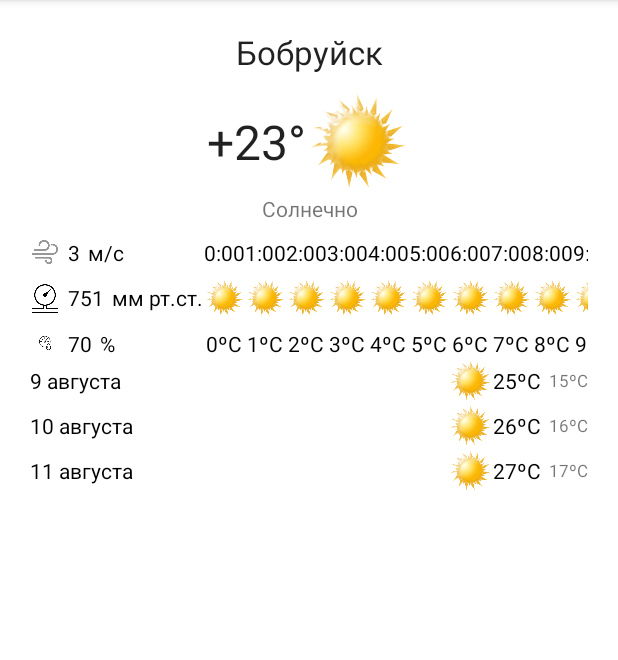
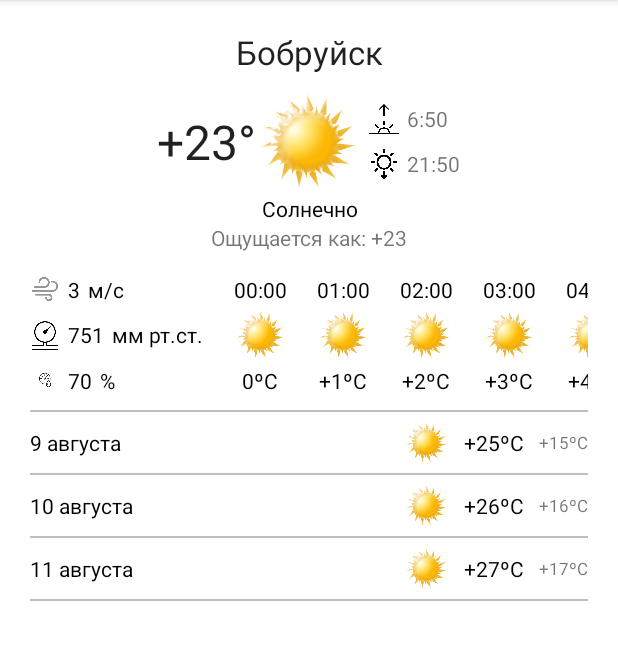
Before and after one commit to beloshapkazhenya/Weather, an Android app: the screen it shows after launch (MainActivity), on a phone screen of 412 x 824 dp, the part 84-744 px from its top. Run offline under Robolectric (Android 15) with nearby library versions, the phone set to English and light mode, and no system bars.

Commit message:
View Creator

```diff
--- a/app/src/main/AndroidManifest.xml
+++ b/app/src/main/AndroidManifest.xml
@@ -1,6 +1,8 @@
 <?xml version="1.0" encoding="utf-8"?>
 <manifest xmlns:android="http://schemas.android.com/apk/res/android"
     package="com.example.weather">
+
+    <uses-permission android:name="android.permission.INTERNET"/>
 
     <application
         android:allowBackup="true"
--- a/app/src/main/java/com/example/weather/MainActivity.java
+++ b/app/src/main/java/com/example/weather/MainActivity.java
@@ -2,6 +2,8 @@ package com.example.weather;
 
 import androidx.appcompat.app.AppCompatActivity;
 
+import android.app.Activity;
+import android.content.Context;
 import android.os.Bundle;
 import android.view.View;
 import android.widget.ImageView;
@@ -18,44 +20,16 @@ public class MainActivity extends AppCompatActivity {
         final LinearLayout hourInformationLayout = findViewById(R.id.hour_information_layout);
         int currentIcon = R.drawable.test_icon;
 
-        for (int x = 0; x < 24; x++) {
-            hourInformationLayout.addView(createHourInformationLayout(x, x, currentIcon));
+        for (int x = 0; x < 25; x++) {
+            hourInformationLayout.addView(ViewCreator.createHourInformationLayout(x, x, currentIcon, hourInformationLayout, this));
         }
 
         final LinearLayout dayInformationLayout = findViewById(R.id.day_information_layout);
         for (int x = 0; x < 3; x++) {
-            dayInformationLayout.addView(createDayInformationLayout(x + 9, x + 25, x + 15, currentIcon));
+            dayInformationLayout.addView(ViewCreator.createDayInformationLayout(x + 9, x + 25, x + 15, currentIcon, dayInformationLayout, this));
         }
 
     }
 
 
-    public View createHourInformationLayout(int hour, int temperature, int icon) {
-        final View hourWeatherView = getLayoutInflater().inflate(R.layout.weather_information_hour, null);
-        TextView timeView = hourWeatherView.findViewById(R.id.hour_information_time);
-        ImageView iconView = hourWeatherView.findViewById(R.id.hour_information_icon);
-        TextView temperatureView = hourWeatherView.findViewById(R.id.hour_information_temperature);
-
-        timeView.setText(hour + ":00");
-        temperatureView.setText(temperature + "ºC");
-        iconView.setImageResource(icon);
-        return hourWeatherView;
-    }
-
-    public View createDayInformationLayout(int date, int temperatureDay, int temperatureNight, int icon) {
-        final View dayWeatherView = getLayoutInflater().inflate(R.layout.weather_information_day, null);
-        TextView dateView = dayWeatherView.findViewById(R.id.day_information_date);
-        ImageView iconView = dayWeatherView.findViewById(R.id.day_information_icon);
-        TextView temperatureDayView = dayWeatherView.findViewById(R.id.day_information_temperature_day);
-        TextView temperatureNightView = dayWeatherView.findViewById(R.id.day_information_temperature_night);
-
-        String currDate = date + " августа";
-
-        dateView.setText(currDate);
-        iconView.setImageResource(icon);
-        temperatureDayView.setText(temperatureDay + "ºC");
-        temperatureNightView.setText(temperatureNight + "ºC");
-
-        return dayWeatherView;
-    }
 }
--- /dev/null
+++ b/app/src/main/java/com/example/weather/ViewCreator.java
@@ -0,0 +1,61 @@
+package com.example.weather;
+
+import android.app.Activity;
+import android.content.Context;
+import android.view.View;
+import android.widget.ImageView;
+import android.widget.LinearLayout;
+import android.widget.TextView;
+
+public class ViewCreator {
+    public static View createHourInformationLayout(int hour, int temperature, int icon, LinearLayout linearLayout, Context context) {
+
+        final View hourWeatherView = ((Activity) context).getLayoutInflater().inflate(R.layout.weather_information_hour, linearLayout, false);
+        TextView timeView = hourWeatherView.findViewById(R.id.hour_information_time);
+        ImageView iconView = hourWeatherView.findViewById(R.id.hour_information_icon);
+        TextView temperatureView = hourWeatherView.findViewById(R.id.hour_information_temperature);
+
+        String elementHour;
+        if (hour < 10) {
+            elementHour = "0" + hour + ":00";
+        } else if (hour == 24) {
+            elementHour = "00:00";
+        } else {
+            elementHour = hour + ":00";
+        }
+
+        timeView.setText(elementHour);
+        temperatureView.setText(temperatureToString(temperature));
+        iconView.setImageResource(icon);
+        return hourWeatherView;
+    }
+
+    public static View createDayInformationLayout(int date, int temperatureDay, int temperatureNight, int icon, LinearLayout linearLayout, Context context) {
+        final View dayWeatherView = ((Activity) context).getLayoutInflater().inflate(R.layout.weather_information_day, linearLayout, false);
+        TextView dateView = dayWeatherView.findViewById(R.id.day_information_date);
+        ImageView iconView = dayWeatherView.findViewById(R.id.day_information_icon);
+        TextView temperatureDayView = dayWeatherView.findViewById(R.id.day_information_temperature_day);
+        TextView temperatureNightView = dayWeatherView.findViewById(R.id.day_information_temperature_night);
+
+        String currDate = date + " августа";
+
+        dateView.setText(currDate);
+        iconView.setImageResource(icon);
+        temperatureDayView.setText(temperatureToString(temperatureDay));
+        temperatureNightView.setText(temperatureToString(temperatureNight));
+
+        return dayWeatherView;
+    }
+
+    private static String temperatureToString(int temperature) {
+        String temperatureString;
+        if (temperature < 0) {
+            temperatureString = "-" + temperature + "ºC";
+        } else if (temperature == 0) {
+            temperatureString = temperature + "ºC";
+        } else {
+            temperatureString = "+" + temperature + "ºC";
+        }
+        return temperatureString;
+    }
+}
--- /dev/null
+++ b/app/src/main/res/drawable/separator.xml
@@ -0,0 +1,5 @@
+<?xml version="1.0" encoding="utf-8"?>
+<shape xmlns:android="http://schemas.android.com/apk/res/android" >
+    <size android:height="1dp" />
+    <solid android:color="#BFBFBF" />
+</shape>
--- a/app/src/main/res/layout/activity_main.xml
+++ b/app/src/main/res/layout/activity_main.xml
@@ -1,6 +1,5 @@
 <?xml version="1.0" encoding="utf-8"?>
-<LinearLayout
-    xmlns:android="http://schemas.android.com/apk/res/android"
+<LinearLayout xmlns:android="http://schemas.android.com/apk/res/android"
     xmlns:app="http://schemas.android.com/apk/res-auto"
     xmlns:tools="http://schemas.android.com/tools"
     android:layout_width="match_parent"
@@ -20,109 +19,183 @@
     <LinearLayout
         android:layout_width="match_parent"
         android:layout_height="wrap_content"
+        android:gravity="center"
         android:orientation="horizontal"
-        android:paddingTop="10dp"
-        android:gravity="center">
+        android:paddingTop="10dp">
+
         <TextView
             android:layout_width="wrap_content"
             android:layout_height="wrap_content"
-            android:textSize="32dp"
             android:text="+23°"
-            android:textAppearance="@style/TextAppearance.AppCompat.Large"/>
+            android:textAppearance="@style/TextAppearance.AppCompat.Large"
+            android:textSize="32sp" />
+
         <ImageView
             android:layout_width="70dp"
             android:layout_height="70dp"
-            android:src="@drawable/test_icon"/>
+            android:src="@drawable/test_icon" />
+
+        <LinearLayout
+            android:layout_width="wrap_content"
+            android:layout_height="wrap_content"
+            android:layout_marginStart="5dp"
+            android:orientation="vertical">
+
+            <LinearLayout
+                android:layout_width="wrap_content"
+                android:layout_height="wrap_content"
+                android:orientation="horizontal">
+
+                <ImageView
+                    android:layout_width="20dp"
+                    android:layout_height="20dp"
+                    android:contentDescription="@string/sunrise"
+                    android:src="@drawable/ic_sunrise" />
+
+                <TextView
+                    android:id="@+id/sunrise_time"
+                    android:layout_width="wrap_content"
+                    android:layout_height="wrap_content"
+                    android:layout_marginStart="5dp"
+                    android:text="6:50" />
+            </LinearLayout>
+
+            <LinearLayout
+                android:layout_width="wrap_content"
+                android:layout_height="wrap_content"
+                android:layout_marginTop="10dp"
+                android:orientation="horizontal">
+
+                <ImageView
+                    android:layout_width="20dp"
+                    android:layout_height="20dp"
+                    android:contentDescription="@string/sunset"
+                    android:src="@drawable/ic_sunset" />
+
+                <TextView
+                    android:id="@+id/sunset_time"
+                    android:layout_width="wrap_content"
+                    android:layout_height="wrap_content"
+                    android:layout_marginStart="5dp"
+                    android:text="21:50" />
+            </LinearLayout>
+        </LinearLayout>
+
     </LinearLayout>
 
     <TextView
         android:layout_width="match_parent"
         android:layout_height="wrap_content"
         android:gravity="center"
-        android:paddingBottom="10dp"
         android:text="Солнечно"
+        android:textAppearance="@style/TextAppearance.AppCompat.Small"
+        android:textColor="@color/black" />
+
+    <TextView
+        android:layout_width="match_parent"
+        android:layout_height="wrap_content"
+        android:gravity="center"
+        android:text="Ощущается как: +23"
         android:textAppearance="@style/TextAppearance.AppCompat.Small" />
+
 
     <HorizontalScrollView
         android:layout_width="match_parent"
         android:layout_height="80dp"
+        android:layout_marginTop="15dp"
         android:scrollbars="none">
+
         <LinearLayout
+            android:id="@+id/hour_information_layout"
             android:layout_width="wrap_content"
             android:layout_height="match_parent"
-            android:id="@+id/hour_information_layout"
             android:orientation="horizontal">
+
             <LinearLayout
                 android:layout_width="match_parent"
                 android:layout_height="match_parent"
                 android:orientation="vertical">
+
                 <LinearLayout
                     android:layout_width="match_parent"
                     android:layout_height="0dp"
                     android:layout_weight="1"
                     android:orientation="horizontal">
+
                     <ImageView
                         android:layout_width="20dp"
                         android:layout_height="20dp"
-                        android:src="@drawable/test_wind"/>
+                        android:contentDescription="@string/wind_icon"
+                        android:src="@drawable/test_wind" />
+
                     <TextView
                         android:layout_width="wrap_content"
                         android:layout_height="wrap_content"
-                        android:layout_marginLeft="5dp"
-                        android:textColor="@color/black"
-                        android:text="3"/>
+                        android:layout_marginStart="5dp"
+                        android:text="3"
+                        android:textColor="@color/black" />
+
                     <TextView
                         android:layout_width="wrap_content"
                         android:layout_height="wrap_content"
-                        android:layout_marginLeft="5dp"
-                        android:textColor="@color/black"
-                        android:text="м/с" />
+                        android:layout_marginStart="5dp"
+                        android:text="м/с"
+                        android:textColor="@color/black" />
                 </LinearLayout>
+
                 <LinearLayout
                     android:layout_width="match_parent"
                     android:layout_height="0dp"
                     android:layout_weight="1"
                     android:gravity="center_vertical"
                     android:orientation="horizontal">
+
                     <ImageView
                         android:layout_width="20dp"
                         android:layout_height="20dp"
-                        android:src="@drawable/test_pressure"/>
+                        android:contentDescription="@string/pressure_icon"
+                        android:src="@drawable/test_pressure" />
+
                     <TextView
                         android:layout_width="wrap_content"
                         android:layout_height="wrap_content"
-                        android:layout_marginLeft="5dp"
-                        android:textColor="@color/black"
-                        android:text="751"/>
+                        android:layout_marginStart="5dp"
+                        android:text="751"
+                        android:textColor="@color/black" />
+
                     <TextView
                         android:layout_width="wrap_content"
                         android:layout_height="wrap_content"
-                        android:layout_marginLeft="5dp"
-                        android:textColor="@color/black"
-                        android:text="мм рт.ст."/>
+                        android:layout_marginStart="5dp"
+                        android:text="мм рт.ст."
+                        android:textColor="@color/black" />
                 </LinearLayout>
+
                 <LinearLayout
                     android:layout_width="match_parent"
                     android:layout_height="0dp"
                     android:layout_weight="1"
                     android:gravity="bottom"
                     android:orientation="horizontal">
+
                     <ImageView
                         android:layout_width="20dp"
                         android:layout_height="20dp"
-                        android:src="@drawable/test_humidity"/>
+                        android:src="@drawable/test_humidity" />
+
                     <TextView
                         android:layout_width="wrap_content"
                         android:layout_height="wrap_content"
-                        android:layout_marginLeft="5dp"
-                        android:textColor="@color/black"
-                        android:text="70"/>
+                        android:layout_marginStart="5dp"
+                        android:text="70"
+                        android:textColor="@color/black" />
+
                     <TextView
                         android:layout_width="wrap_content"
                         android:layout_height="wrap_content"
-                        android:layout_marginLeft="5dp"
-                        android:textColor="@color/black"
-                        android:text="%"/>
+                        android:layout_marginStart="5dp"
+                        android:text="%"
+                        android:textColor="@color/black" />
                 </LinearLayout>
             </LinearLayout>
 
@@ -130,10 +203,13 @@
     </HorizontalScrollView>
 
     <LinearLayout
+        android:id="@+id/day_information_layout"
         android:layout_width="match_parent"
         android:layout_height="wrap_content"
-        android:id="@+id/day_information_layout"
-        android:orientation="vertical">
+        android:layout_marginTop="10dp"
+        android:divider="@drawable/separator"
+        android:orientation="vertical"
+        android:showDividers="beginning|middle|end">
 
     </LinearLayout>
 
--- a/app/src/main/res/layout/weather_information_day.xml
+++ b/app/src/main/res/layout/weather_information_day.xml
@@ -3,29 +3,34 @@
     android:layout_width="match_parent"
     android:layout_height="wrap_content"
     android:gravity="center"
-    android:layout_marginTop="10dp"
-    android:orientation="horizontal">
+    android:orientation="horizontal"
+    android:paddingVertical="5dp">
+
     <TextView
+        android:id="@+id/day_information_date"
         android:layout_width="0dp"
+        android:layout_height="wrap_content"
         android:layout_weight="1"
-        android:layout_height="wrap_content"
-        android:id="@+id/day_information_date"
-        android:textColor="@color/black"/>
+        android:textColor="@color/black" />
+
     <ImageView
+        android:id="@+id/day_information_icon"
         android:layout_width="30dp"
         android:layout_height="30dp"
-        android:id="@+id/day_information_icon"
-        android:src="@drawable/test_icon"
-        android:contentDescription="@string/weather_icon_day" />
+        android:contentDescription="@string/weather_icon_day"
+        android:src="@drawable/test_icon" />
+
     <TextView
+        android:id="@+id/day_information_temperature_day"
         android:layout_width="wrap_content"
         android:layout_height="wrap_content"
-        android:id="@+id/day_information_temperature_day"
+        android:layout_marginStart="10dp"
         android:textColor="@color/black" />
+
     <TextView
+        android:id="@+id/day_information_temperature_night"
         android:layout_width="wrap_content"
         android:layout_height="wrap_content"
-        android:id="@+id/day_information_temperature_night"
-        android:layout_marginStart="5dp"
+        android:layout_marginStart="10dp"
         android:textSize="11sp" />
 </LinearLayout>
--- a/app/src/main/res/layout/weather_information_hour.xml
+++ b/app/src/main/res/layout/weather_information_hour.xml
@@ -2,24 +2,27 @@
 <LinearLayout xmlns:android="http://schemas.android.com/apk/res/android"
     android:layout_width="wrap_content"
     android:layout_height="match_parent"
-    android:layout_marginStart="100dp"
+    android:layout_marginStart="20dp"
     android:gravity="center_horizontal"
     android:orientation="vertical">
+
     <TextView
+        android:id="@+id/hour_information_time"
         android:layout_width="wrap_content"
         android:layout_height="wrap_content"
-        android:textColor="@color/black"
-        android:id="@+id/hour_information_time"/>
+        android:textColor="@color/black" />
+
     <ImageView
+        android:id="@+id/hour_information_icon"
         android:layout_width="match_parent"
         android:layout_height="0dp"
         android:layout_weight="1"
-        android:id="@+id/hour_information_icon"
-        android:src="@drawable/test_icon"
-        android:contentDescription="@string/weather_hour_icon_contentDescription" />
+        android:contentDescription="@string/weather_hour_icon_contentDescription"
+        android:src="@drawable/test_icon" />
+
     <TextView
+        android:id="@+id/hour_information_temperature"
         android:layout_width="wrap_content"
         android:layout_height="wrap_content"
-        android:textColor="@color/black"
-        android:id="@+id/hour_information_temperature"/>
+        android:textColor="@color/black" />
 </LinearLayout>
--- a/app/src/main/res/values/strings.xml
+++ b/app/src/main/res/values/strings.xml
@@ -2,4 +2,8 @@
     <string name="app_name">Weather</string>
     <string name="weather_hour_icon_contentDescription">weather icon</string>
     <string name="weather_icon_day">weather icon</string>
+    <string name="wind_icon">wind icon</string>
+    <string name="pressure_icon">pressure icon</string>
+    <string name="sunrise">sunrise</string>
+    <string name="sunset">sunset</string>
 </resources>
```
Also changed, not shown: app/src/main/res/drawable/ic_sunrise.png (added), app/src/main/res/drawable/ic_sunset.png (added).
